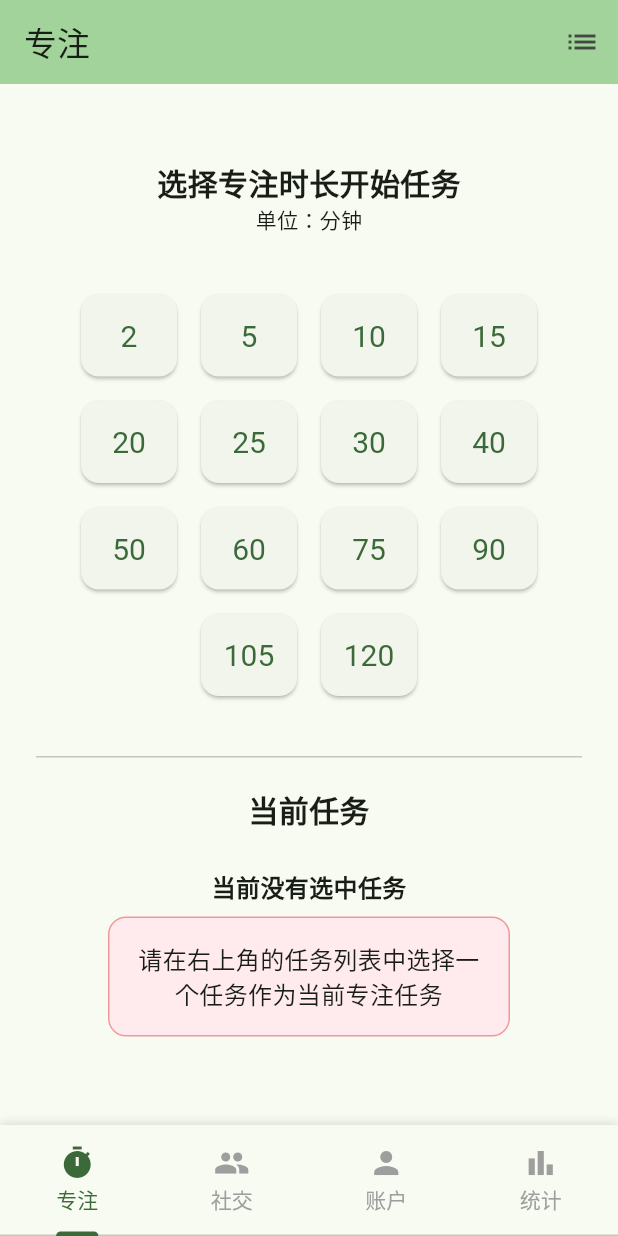
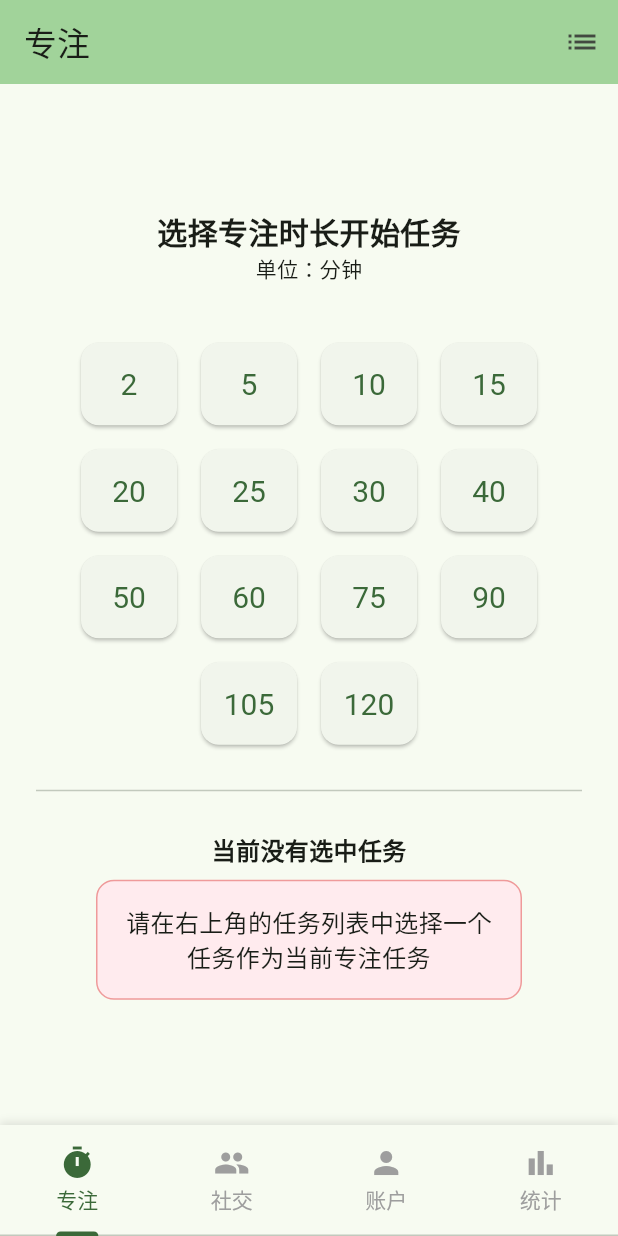
Before and after one commit to cup113/unison, a Flutter app: the screen it shows after launch, on a phone screen of 412 x 824 dp. Run offline on Flutter 3.47's test engine with Material 3 defaults, Android fonts, the phone set to English and light mode, and no system bars; our stand-ins replace connectivity_plus, flutter_secure_storage, package_info_plus, shared_preferences; missing offline and left inert: nanoid2.

Commit message:
style(lib): compact UI to make sure the app displays completely.

```diff
--- a/lib/setup_view.dart
+++ b/lib/setup_view.dart
@@ -46,14 +46,9 @@ class SetupView extends StatelessWidget {
               );
             }).toList(),
           ),
-          const SizedBox(height: 40),
+          const SizedBox(height: 30),
           const Divider(height: 1, thickness: 1),
           const SizedBox(height: 20),
-          const Text(
-            '当前任务',
-            style: TextStyle(fontSize: 20, fontWeight: FontWeight.bold),
-          ),
-          const SizedBox(height: 10),
           ActiveTodoView(todoManager: appStateManager.todoManager),
         ],
       ),
--- a/lib/timer_view.dart
+++ b/lib/timer_view.dart
@@ -65,13 +65,14 @@ class _TimerViewState extends State<TimerView> {
                   child: _buildTimerDisplay(),
                 ),
               ),
+              const SizedBox(height: 10),
               _buildAddTimeButtons(timerManager),
               _buildTimerControls(timerManager, activeTodo),
               const SizedBox(height: 20),
               const Divider(height: 1, thickness: 1),
               const SizedBox(height: 20),
               ActiveTodoView(todoManager: todoManager),
-              const SizedBox(height: 30),
+              const SizedBox(height: 20),
             ],
           ),
         );
@@ -218,7 +219,6 @@ class _TimerViewState extends State<TimerView> {
             _buildCompleteButton(timerManager, canComplete),
           ],
         ),
-        const SizedBox(height: 20),
       ],
     );
   }
--- a/pubspec.yaml
+++ b/pubspec.yaml
@@ -1,7 +1,7 @@
 name: unison
 description: "Track Progress, Homework Together"
 publish_to: 'none'
-version: 0.0.6+25
+version: 0.0.6+26
 
 environment:
   sdk: ^3.0.4
```
Also changed, not shown: lib/active_todo_view.dart (+9 -15 lines).
